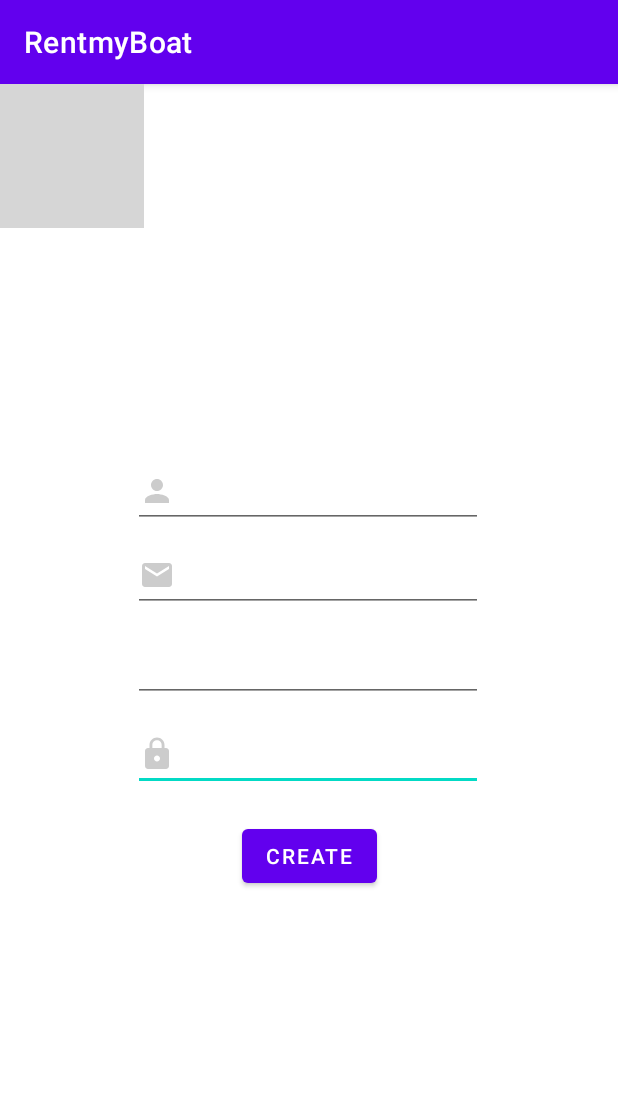
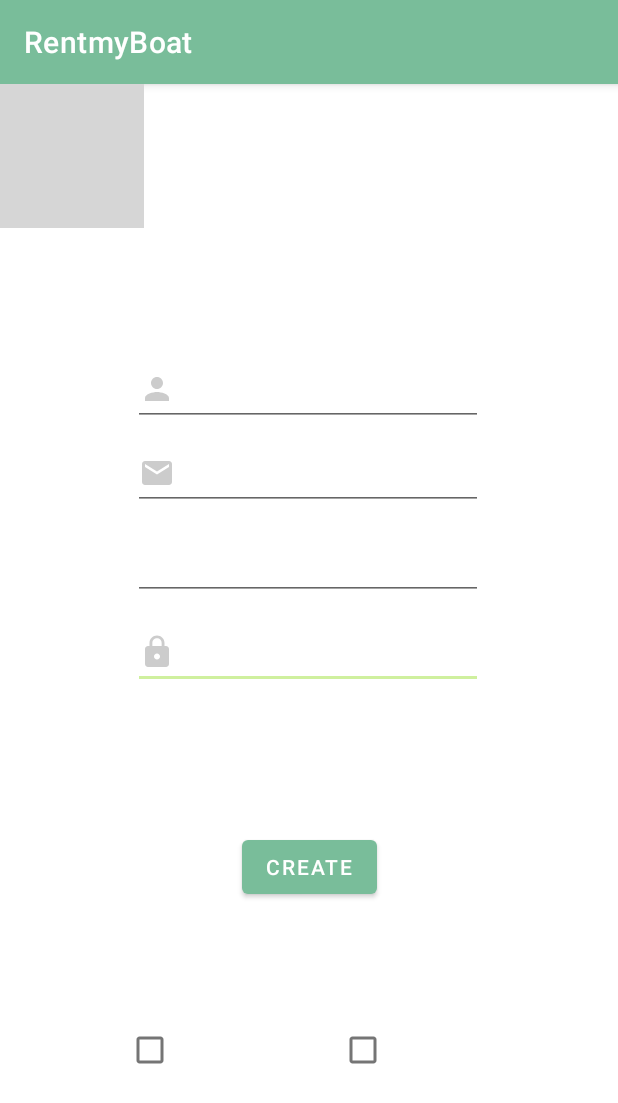
Before and after one commit to PaulaSanches/RentmyBoatApp, an Android app: the screen it shows after launch (Register), after a tap on "SIGN IN", on a phone screen of 412 x 824 dp. Shown: the top 1103 px of the screen. Run offline under Robolectric (Android 15) with nearby library versions, the phone set to English and light mode, and no system bars; our stand-ins replace Firebase (no records; nobody signed in at launch, a user with empty details on screens opened directly); grey boxes are pictures that could not be loaded.

Commit message:
Admin and user permissions settings

```diff
--- a/app/src/main/java/com/project/rentmyboatapp/MainActivity.java
+++ b/app/src/main/java/com/project/rentmyboatapp/Main.java
@@ -17,7 +17,7 @@ import com.google.firebase.database.DatabaseReference;
 import com.google.firebase.database.FirebaseDatabase;
 
 
-public class MainActivity extends AppCompatActivity {
+public class Main extends AppCompatActivity {
 
     private DatabaseReference reference = FirebaseDatabase.getInstance().getReference();
     private FirebaseAuth user = FirebaseAuth.getInstance();
@@ -25,7 +25,7 @@ public class MainActivity extends AppCompatActivity {
     @Override
     protected void onCreate(Bundle savedInstanceState) {
         super.onCreate(savedInstanceState);
-        setContentView(R.layout.activity_main);
+        setContentView(R.layout.main);
 
 
         /* user login verification*/
@@ -50,7 +50,7 @@ public class MainActivity extends AppCompatActivity {
 
         /*User create*/
         user.createUserWithEmailAndPassword("paula@gmail.com", "1234")
-                .addOnCompleteListener(MainActivity.this, new OnCompleteListener<AuthResult>() {
+                .addOnCompleteListener(Main.this, new OnCompleteListener<AuthResult>() {
                     @Override
                     public void onComplete(@NonNull Task<AuthResult> task) {
                         if( task.isSuccessful()) {
@@ -76,21 +76,6 @@ public class MainActivity extends AppCompatActivity {
                         }
                     }
                 });
-
-
-        /*DatabaseReference users = reference.child("users");
-
-        users.addValueEventListener(new ValueEventListener() {
-            @Override
-            public void onDataChange(@NonNull DataSnapshot dataSnapshot) {
-                Log.i( "FIREBASE", dataSnapshot.getValue().toString());
-            }
-
-            @Override
-            public void onCancelled(@NonNull DatabaseError error) {
-
-            }
-        });*/
 
 
 
--- a/app/src/main/java/com/project/rentmyboatapp/Register.java
+++ b/app/src/main/java/com/project/rentmyboatapp/Register.java
@@ -18,33 +18,45 @@ import com.google.firebase.auth.FirebaseAuthInvalidCredentialsException;
 import com.google.firebase.auth.FirebaseAuthUserCollisionException;
 import com.google.firebase.auth.FirebaseAuthWeakPasswordException;
 import com.google.firebase.auth.FirebaseUser;
+import com.google.firebase.auth.UserInfo;
 import com.google.firebase.database.DatabaseReference;
 import com.google.firebase.database.FirebaseDatabase;
+import com.google.firebase.firestore.DocumentReference;
+import com.google.firebase.firestore.FirebaseFirestore;
 import com.project.rentmyboatapp.user.User;
 
+
+import org.w3c.dom.Document;
+
+import java.util.HashMap;
+import java.util.Map;
 
 import settings.FirebaseSettings;
 
 public class Register extends AppCompatActivity {
 
-    private EditText fullName, email, password, driverlicense;
+    private EditText fullName, email, password, phoneNumber;
     private Button btnCreate;
     private FirebaseAuth authenticate;
+    private FirebaseFirestore fstore;
     private User user;
     private DatabaseReference mDatabase;
 
     @Override
     protected void onCreate(Bundle savedInstanceState) {
         super.onCreate(savedInstanceState);
-        setContentView(R.layout.activity_sign);
+        setContentView(R.layout.register);
+
+        mDatabase = FirebaseDatabase.getInstance().getReference();
+        fstore = FirebaseFirestore.getInstance();
+
 
         fullName = findViewById(R.id.editName);
         email = findViewById(R.id.editEmail);
         password = findViewById(R.id.editPassword);
-        driverlicense = findViewById(R.id.editDriverLicense);
+        phoneNumber = findViewById(R.id.editPhoneNumber);
         btnCreate = findViewById(R.id.btnCreate);
 
-        mDatabase = FirebaseDatabase.getInstance().getReference();
 
         btnCreate.setOnClickListener(new View.OnClickListener() {
             @Override
@@ -53,18 +65,18 @@ public class Register extends AppCompatActivity {
                 String textName = fullName.getText().toString();
                 String textEmail = email.getText().toString();
                 String textPassword = password.getText().toString();
-                String textDriverLicense = driverlicense.getText().toString();
+                String textPhoneNumber = phoneNumber.getText().toString();
 
                 // making sure the blanks are filled
                 if( !textName.isEmpty() ){
-                    if(!textDriverLicense.isEmpty()){
+                    if(!textPhoneNumber.isEmpty()){
                         if( !textEmail.isEmpty() ) {
                             if ( !textPassword.isEmpty() ) {
                                 user = new User();
                                 user.setName(textName);
                                 user.setEmail(textEmail);
                                 user.setPassword(textPassword);
-                                user.setDriverlicense(textDriverLicense);
+                                user.setPhonenumber(textPhoneNumber);
                                 userCreate();
                             } else {
                                 Toast.makeText(Register.this, "Fill password!",
@@ -74,15 +86,13 @@ public class Register extends AppCompatActivity {
                             Toast.makeText(Register.this, "Fill email!",
                                     Toast.LENGTH_SHORT).show();
                         }
-                    }
-                    else {
-                        Toast.makeText(Register.this, "Fill Driver License!",
+                    } else {
+                        Toast.makeText(Register.this, "Fill Phone Number!",
                                 Toast.LENGTH_SHORT).show();
                     }
                 }else {
                     Toast.makeText(Register.this, "Fill name!",
                             Toast.LENGTH_SHORT).show();
-
                 }
             }
         });
@@ -101,7 +111,17 @@ public class Register extends AppCompatActivity {
                     FirebaseUser userDb = FirebaseAuth.getInstance().getCurrentUser();
                     mDatabase.child("users").child(userDb.getUid()).setValue(user);
                     //mDatabase.setValue(user);
-                    Intent intent = new Intent(Register.this, AdminActivity.class);
+                    DocumentReference df = fstore.collection("Users").document(userDb.getUid());
+                    Map<String,Object> userInfo = new HashMap<>();
+                    userInfo.put("FullName", fullName.getText().toString());
+                    userInfo.put("Email", email.getText().toString());
+                    userInfo.put("PhoneNumber", phoneNumber.getText().toString());
+                    //if User is Owner
+                    userInfo.put("isAdmin", "1");
+
+                    df.set(userInfo);
+
+                    Intent intent = new Intent(Register.this, Administrator.class);
                     startActivity(intent);
 
                 } else {
--- a/app/src/main/java/com/project/rentmyboatapp/AdminActivity.java
+++ b/app/src/main/java/com/project/rentmyboatapp/User.java
@@ -4,11 +4,11 @@ import androidx.appcompat.app.AppCompatActivity;
 
 import android.os.Bundle;
 
-public class AdminActivity extends AppCompatActivity {
+public class User extends AppCompatActivity {
 
     @Override
     protected void onCreate(Bundle savedInstanceState) {
         super.onCreate(savedInstanceState);
-        setContentView(R.layout.activity_admin);
+        setContentView(R.layout.user);
     }
 }
--- a/app/src/main/res/layout/activity_main.xml
+++ b/app/src/main/res/layout/main.xml
@@ -4,7 +4,7 @@
     xmlns:tools="http://schemas.android.com/tools"
     android:layout_width="match_parent"
     android:layout_height="match_parent"
-    tools:context=".MainActivity">
+    tools:context=".Main">
 
     <Button
         android:id="@+id/btnLogin"
--- a/app/src/main/res/layout/activity_sign.xml
+++ b/app/src/main/res/layout/register.xml
@@ -28,16 +28,16 @@
         android:textColor="@color/white"
         android:textColorHint="@color/white"
         android:textSize="20sp"
-        app:layout_constraintStart_toStartOf="@+id/editDriverLicense"
-        app:layout_constraintTop_toBottomOf="@+id/editDriverLicense" />
+        app:layout_constraintStart_toStartOf="@+id/editPhoneNumber"
+        app:layout_constraintTop_toBottomOf="@+id/editPhoneNumber" />
 
     <EditText
-        android:id="@+id/editDriverLicense"
+        android:id="@+id/editPhoneNumber"
         android:layout_width="wrap_content"
         android:layout_height="wrap_content"
         android:layout_marginTop="12dp"
         android:ems="10"
-        android:hint="Driver License"
+        android:hint="Phone Number"
         android:singleLine="true"
         android:textColor="@color/white"
         android:textColorHint="@color/white"
@@ -49,7 +49,7 @@
         android:id="@+id/editName"
         android:layout_width="wrap_content"
         android:layout_height="wrap_content"
-        android:layout_marginTop="248dp"
+        android:layout_marginTop="180dp"
         android:drawableLeft="@drawable/ic_baseline_person_24"
         android:ems="10"
         android:hint="@string/name"
@@ -75,18 +75,47 @@
         android:textColorHint="@color/white"
         android:textSize="20sp"
         app:layout_constraintStart_toStartOf="@+id/editName"
-        app:layout_constraintTop_toBottomOf="@+id/editName" />
+        app:layout_constraintTop_toBottomOf="@+id/editName"
+        tools:ignore="TextContrastCheck" />
 
     <Button
         android:id="@+id/btnCreate"
         android:layout_width="wrap_content"
         android:layout_height="wrap_content"
-        android:layout_marginTop="19dp"
+        android:layout_marginTop="70dp"
+        android:layout_marginBottom="50dp"
         android:text="Create"
-        app:iconTint="#3F51B5"
+        app:iconTint="@color/purple_500"
+        app:layout_constraintBottom_toTopOf="@+id/RegisterOwner"
         app:layout_constraintEnd_toEndOf="parent"
         app:layout_constraintStart_toStartOf="parent"
         app:layout_constraintTop_toBottomOf="@+id/editPassword" />
 
+    <CheckBox
+        android:id="@+id/RegisterOwner"
+        android:layout_width="wrap_content"
+        android:layout_height="wrap_content"
+        android:layout_marginEnd="27dp"
+        android:text="Register as Boat Owner"
+        android:textColor="@color/white"
+        android:textSize="8sp"
+        app:layout_constraintBaseline_toBaselineOf="@+id/checkBox2"
+        app:layout_constraintEnd_toStartOf="@+id/checkBox2"
+        app:layout_constraintHorizontal_chainStyle="packed"
+        app:layout_constraintStart_toStartOf="parent" />
+
+    <CheckBox
+        android:id="@+id/checkBox2"
+        android:layout_width="wrap_content"
+        android:layout_height="wrap_content"
+        android:layout_marginEnd="6dp"
+        android:layout_marginBottom="100dp"
+        android:text="Register as Renter"
+        android:textColor="@color/white"
+        android:textSize="8sp"
+        app:layout_constraintBottom_toBottomOf="parent"
+        app:layout_constraintEnd_toEndOf="parent"
+        app:layout_constraintStart_toEndOf="@+id/RegisterOwner" />
+
 
 </androidx.constraintlayout.widget.ConstraintLayout>
--- a/app/src/main/res/layout/activity_admin.xml
+++ b/app/src/main/res/layout/user.xml
@@ -4,6 +4,6 @@
     xmlns:tools="http://schemas.android.com/tools"
     android:layout_width="match_parent"
     android:layout_height="match_parent"
-    tools:context=".AdminActivity">
+    tools:context=".User">
 
 </androidx.constraintlayout.widget.ConstraintLayout>
--- a/app/src/main/res/values/colors.xml
+++ b/app/src/main/res/values/colors.xml
@@ -1,10 +1,9 @@
 <?xml version="1.0" encoding="utf-8"?>
 <resources>
-    <color name="purple_200">#FFBB86FC</color>
-    <color name="purple_500">#FF6200EE</color>
-    <color name="purple_700">#FF3700B3</color>
-    <color name="teal_200">#FF03DAC5</color>
-    <color name="teal_700">#FF018786</color>
+    <color name="purple_200">#3b8686</color>
+    <color name="purple_500">#79bd9a</color>
+    <color name="purple_700">#a8dba8</color>
+    <color name="teal_200">#cff09e</color>
     <color name="black">#FF000000</color>
     <color name="white">#FFFFFFFF</color>
 </resources>
--- a/app/src/main/res/values/themes.xml
+++ b/app/src/main/res/values/themes.xml
@@ -7,7 +7,6 @@
         <item name="colorOnPrimary">@color/white</item>
         <!-- Secondary brand color. -->
         <item name="colorSecondary">@color/teal_200</item>
-        <item name="colorSecondaryVariant">@color/teal_700</item>
         <item name="colorOnSecondary">@color/black</item>
         <!-- Status bar color. -->
         <item name="android:statusBarColor" tools:targetApi="l">?attr/colorPrimaryVariant</item>
```
Also changed, not shown: app/src/main/AndroidManifest.xml (+5 -2 lines), app/src/main/java/com/project/rentmyboatapp/Administrator.java (added, +14 -0 lines), app/src/main/java/com/project/rentmyboatapp/Login.java (+39 -4 lines), app/src/main/java/com/project/rentmyboatapp/user/User.java (+7 -7 lines), app/src/main/res/layout/administrator.xml (added, +9 -0 lines), app/src/main/res/layout/login.xml (renamed from app/src/main/res/layout/activity_login.xml).
